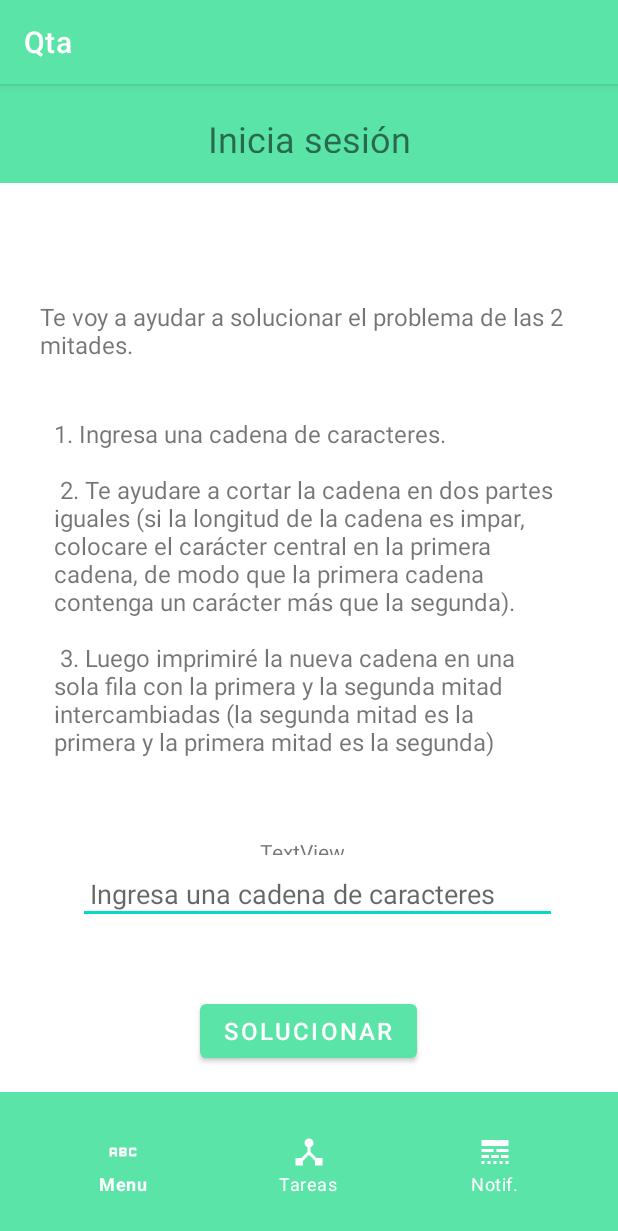
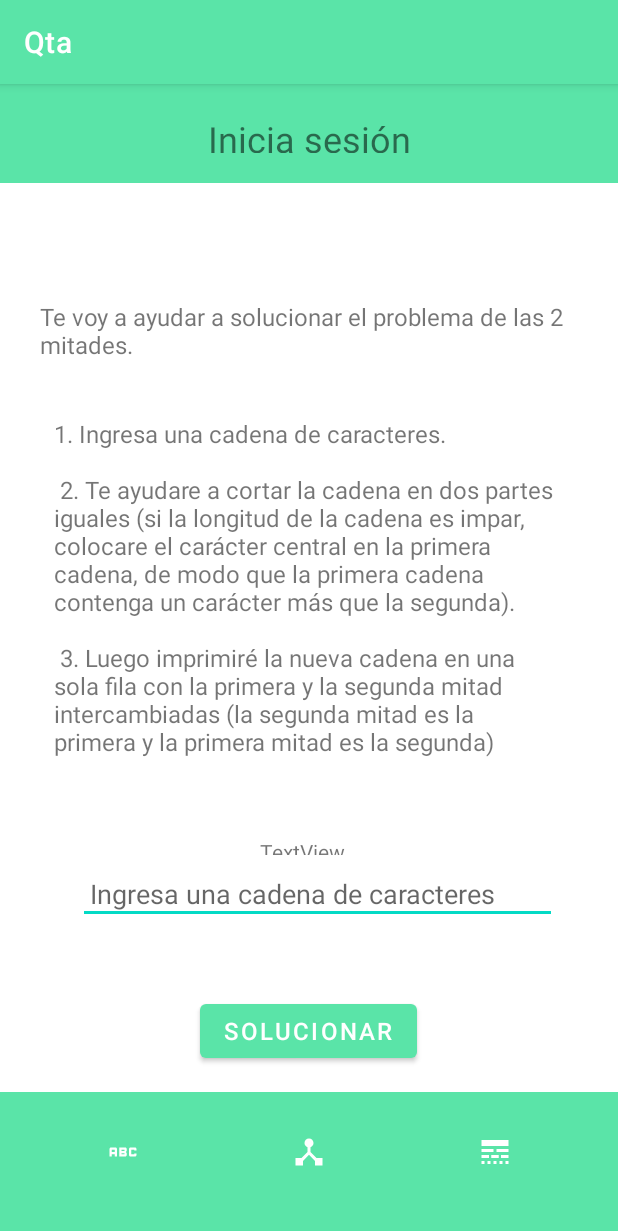
Before and after one commit to darkfrc07/QTA, an Android app: the PrincipalActivity screen opened directly, with no data from a screen before it, on a phone screen of 412 x 824 dp. Shown: the top 1231 px of the screen. Run offline under Robolectric (Android 15) with nearby library versions, the phone set to English and light mode, and no system bars.

```diff
--- a/app/src/main/res/menu/bottom_nav.xml
+++ b/app/src/main/res/menu/bottom_nav.xml
@@ -4,15 +4,15 @@
 
     <item
         android:id="@+id/Menu"
-        android:title="Menu"
+        android:title=""
         android:icon="@drawable/baseline_abc_24"/>
     <item
         android:id="@+id/Tareas"
-        android:title="Tareas"
+        android:title=""
         android:icon="@drawable/baseline_device_hub_24"/>
     <item
         android:id="@+id/Notif"
-        android:title="Notif."
+        android:title=""
         android:icon="@drawable/baseline_line_style_24"/>
 
 </menu>
```
